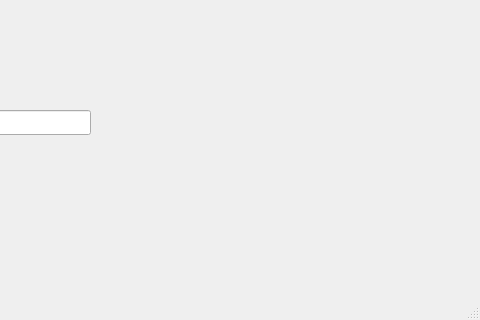
This is src/mainwindow.ui in ryanfletcher93/StudentGrouper as Qt 5 draws it before an edit; both pictures show x 320 to 800 and y 280 to 600 of the 800 by 600 pixel window. The edited form follows.
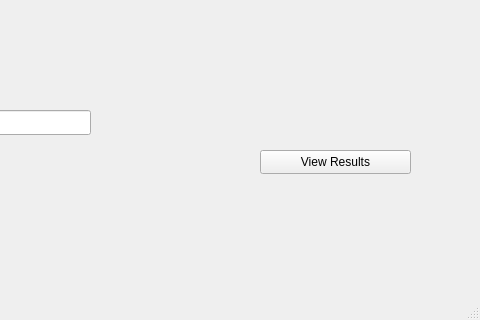
This is the edited form.

Patch:
```diff
--- a/src/mainwindow.ui
+++ b/src/mainwindow.ui
@@ -137,6 +137,19 @@
      <string>Number of Groups</string>
     </property>
    </widget>
+   <widget class="QPushButton" name="viewResults">
+    <property name="geometry">
+     <rect>
+      <x>580</x>
+      <y>430</y>
+      <width>151</width>
+      <height>24</height>
+     </rect>
+    </property>
+    <property name="text">
+     <string>View Results</string>
+    </property>
+   </widget>
   </widget>
   <widget class="QMenuBar" name="menubar">
    <property name="geometry">
```
Left out of the diff: 2 changed lines with no effect on the pictures.
